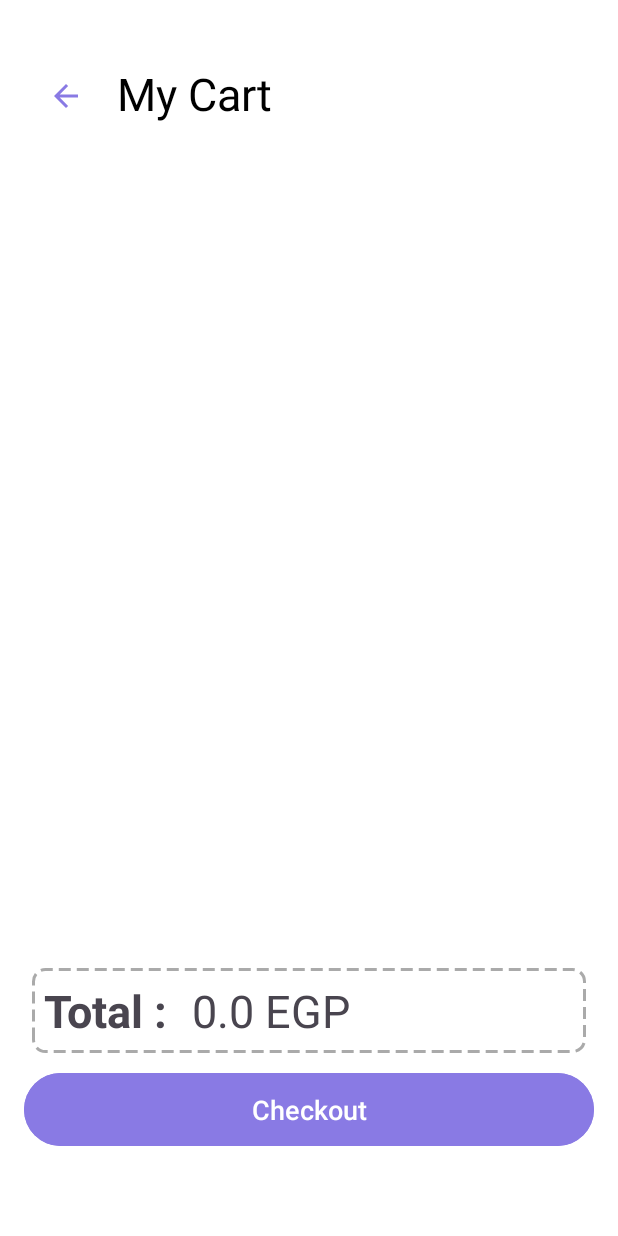
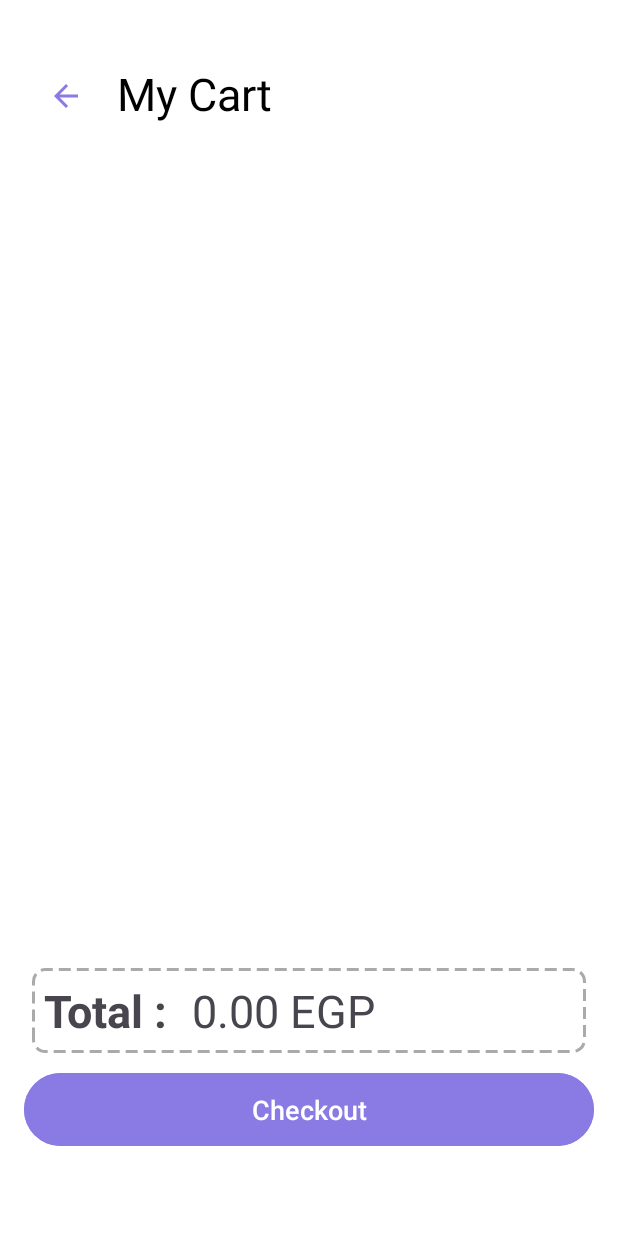
Before and after one commit to tassneam/ecommerce_app, an Android app: the Cart screen opened directly, with no data from a screen before it, on a phone screen of 412 x 824 dp. Run offline under Robolectric (Android 15) with nearby library versions, the phone set to English and light mode, and no system bars; our stand-ins replace Firebase (no records; nobody signed in at launch, a user with empty details on screens opened directly); pictures from the network do not load.

```diff
--- a/app/src/main/java/com/example/ecommerce_app/activities/Cart.kt
+++ b/app/src/main/java/com/example/ecommerce_app/activities/Cart.kt
@@ -1,9 +1,7 @@
 package com.example.ecommerce_app.activities
 
-import android.content.Intent
 import android.os.Bundle
 import android.util.Log
-import android.widget.Button
 import android.widget.ImageView
 import android.widget.TextView
 import androidx.appcompat.app.AppCompatActivity
@@ -16,7 +14,6 @@ import com.google.firebase.database.*
 
 class Cart : AppCompatActivity() {
 
-    private lateinit var cartRecyclerView: RecyclerView
     private lateinit var cartAdapter: CartAdapter
     private val cartItemsList = mutableListOf<CartItem>()
     private lateinit var databaseReference: DatabaseReference
@@ -26,58 +23,46 @@ class Cart : AppCompatActivity() {
         super.onCreate(savedInstanceState)
         setContentView(R.layout.activity_cart)
 
-        // Initialize Firebase Database reference
-        databaseReference = FirebaseDatabase.getInstance().getReference("cartItems")
+        setupUI()
+        loadCartItems()
+    }
 
-        // Setup RecyclerView
-        cartRecyclerView = findViewById(R.id.cartRecyclerView)
-        totalPriceTextView = findViewById(R.id.totalPrice) // Assuming you have a TextView for total price
+    private fun setupUI() {
+        totalPriceTextView = findViewById(R.id.totalPrice)
 
-        // Initialize CartAdapter with onPriceUpdated lambda
         cartAdapter = CartAdapter(cartItemsList) { updatedTotalPrice ->
-            totalPriceTextView.text = " $updatedTotalPrice $" // Update total price TextView
+            totalPriceTextView.text = String.format("%.2f EGP", updatedTotalPrice)
         }
 
-        cartRecyclerView.adapter = cartAdapter
-        cartRecyclerView.layoutManager = LinearLayoutManager(this)
-
-        // Load cart items from Firebase
-        loadCartItems()
-
-        // Checkout button
-        val checkoutButton = findViewById<Button>(R.id.checkout_btn)
-        checkoutButton.setOnClickListener {
-            val intent = Intent(this, Payment::class.java)
-            startActivity(intent)
+        findViewById<RecyclerView>(R.id.cartRecyclerView).apply {
+            layoutManager = LinearLayoutManager(this@Cart)
+            adapter = cartAdapter
         }
 
-        // Back icon
-        val backIcon = findViewById<ImageView>(R.id.backIcon)
-        backIcon.setOnClickListener {
-            onBackPressed()
-        }
+        findViewById<ImageView>(R.id.backIcon).setOnClickListener { onBackPressed() }
     }
 
     private fun loadCartItems() {
+        databaseReference = FirebaseDatabase.getInstance().getReference("cartItems")
         databaseReference.addValueEventListener(object : ValueEventListener {
             override fun onDataChange(snapshot: DataSnapshot) {
-                cartItemsList.clear() // Clear the existing list to avoid duplicates
+                cartItemsList.clear()
                 for (cartItemSnapshot in snapshot.children) {
                     val cartItem = cartItemSnapshot.getValue(CartItem::class.java)
                     cartItem?.let { cartItemsList.add(it) }
                 }
-                cartAdapter.notifyDataSetChanged() // Notify adapter about data changes
-                updateTotalPrice() // Update total price after loading items
+                cartAdapter.notifyDataSetChanged()
+                updateTotalPrice()
             }
 
             override fun onCancelled(error: DatabaseError) {
-                Log.e("CartActivity", "Failed to load cart items: ${error.message}")
+                Log.e("Cart", "Failed to load cart items: ${error.message}")
             }
         })
     }
 
     private fun updateTotalPrice() {
         val totalPrice = cartItemsList.sumOf { it.price * it.quantity }
-        totalPriceTextView.text = "$totalPrice EGP"
+        totalPriceTextView.text = String.format("%.2f EGP", totalPrice)
     }
 }
--- a/app/src/main/res/layout/activity_details.xml
+++ b/app/src/main/res/layout/activity_details.xml
@@ -84,7 +84,7 @@
                     android:layout_height="wrap_content"
                     android:layout_weight="1"
                     android:singleLine="true"
-                    android:text="@{itemDetails.title"
+                    android:text="@{itemDetails.title}"
                     android:textColor="@color/black"
                     android:textSize="23sp"
                     android:textStyle="bold" />
--- a/app/src/main/res/layout/fragment_setting.xml
+++ b/app/src/main/res/layout/fragment_setting.xml
@@ -4,7 +4,7 @@
     android:layout_height="match_parent"
     android:orientation="vertical"
     android:padding="16dp"
-    android:background="#f5f5f5">
+    android:background="@drawable/cardbox_background">
     <!-- Profile Section -->
     <LinearLayout
         android:layout_width="match_parent"
@@ -83,7 +83,7 @@
             <TextView
                 android:layout_width="wrap_content"
                 android:layout_height="wrap_content"
-                android:text="All Orders"
+                android:text="My Cart"
                 android:textSize="20sp"/>
         </LinearLayout>
 
```
Also changed, not shown: app/src/main/java/com/example/ecommerce_app/adapters/CartAdapter.kt (+17 -8 lines), app/src/main/java/com/example/ecommerce_app/fragments/shopping/HomeFragment.kt (+32 -8 lines).
